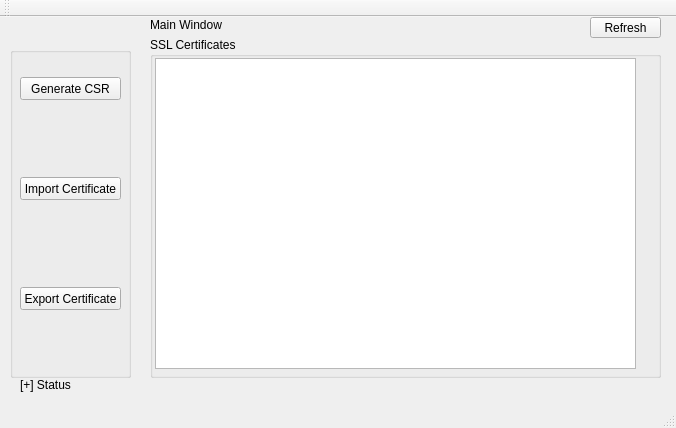
Qt form mainwindow.ui (stacywaturi/Design1) before a commit.
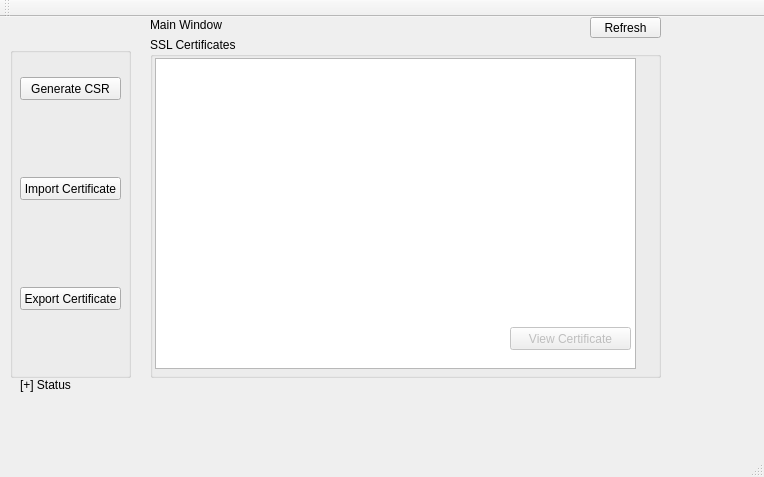
The same form after that commit.

Commit message: click cert and view

Patch:
```diff
--- a/mainwindow.ui
+++ b/mainwindow.ui
@@ -6,8 +6,8 @@
    <rect>
     <x>0</x>
     <y>0</y>
-    <width>676</width>
-    <height>428</height>
+    <width>764</width>
+    <height>477</height>
    </rect>
   </property>
   <property name="windowTitle">
@@ -101,6 +101,22 @@
       </rect>
      </property>
     </widget>
+    <widget class="QPushButton" name="viewCertBtn">
+     <property name="enabled">
+      <bool>false</bool>
+     </property>
+     <property name="geometry">
+      <rect>
+       <x>360</x>
+       <y>290</y>
+       <width>121</width>
+       <height>23</height>
+      </rect>
+     </property>
+     <property name="text">
+      <string>View Certificate</string>
+     </property>
+    </widget>
    </widget>
    <widget class="QLabel" name="label2">
     <property name="geometry">
```
Left out of the diff: 2 changed lines with no effect on the pictures. The commit also changes 5 other files.
